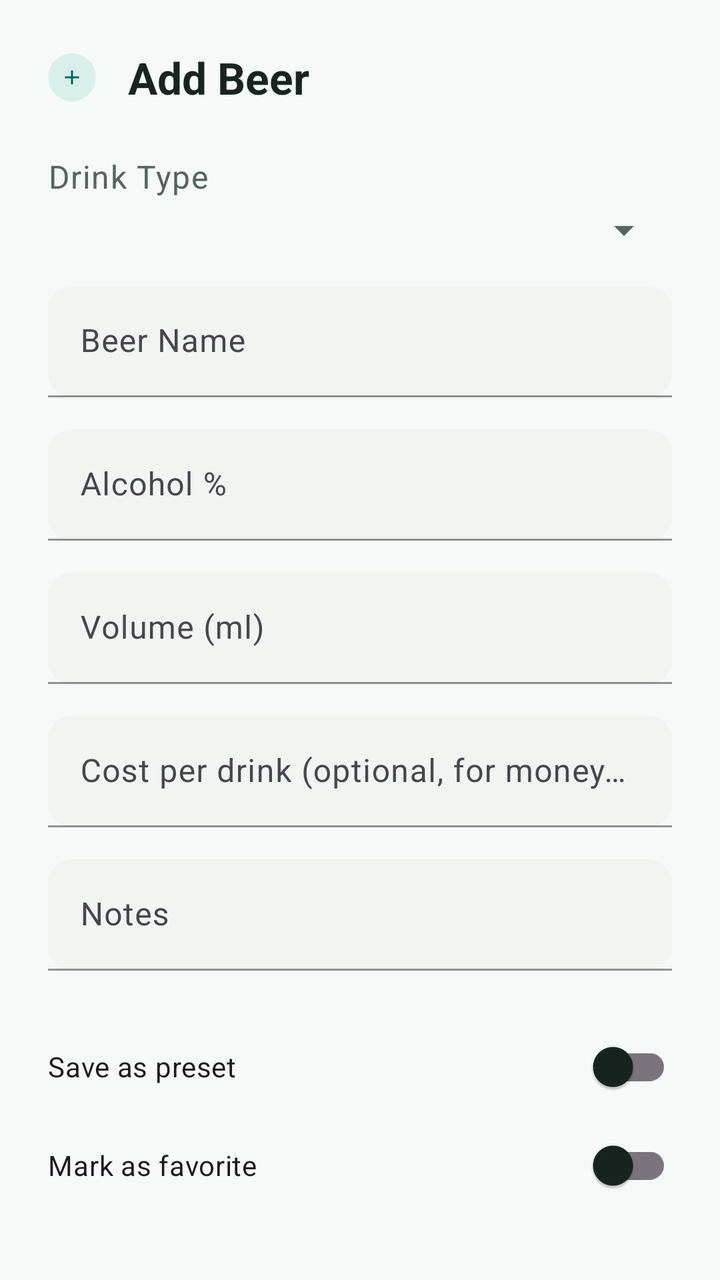
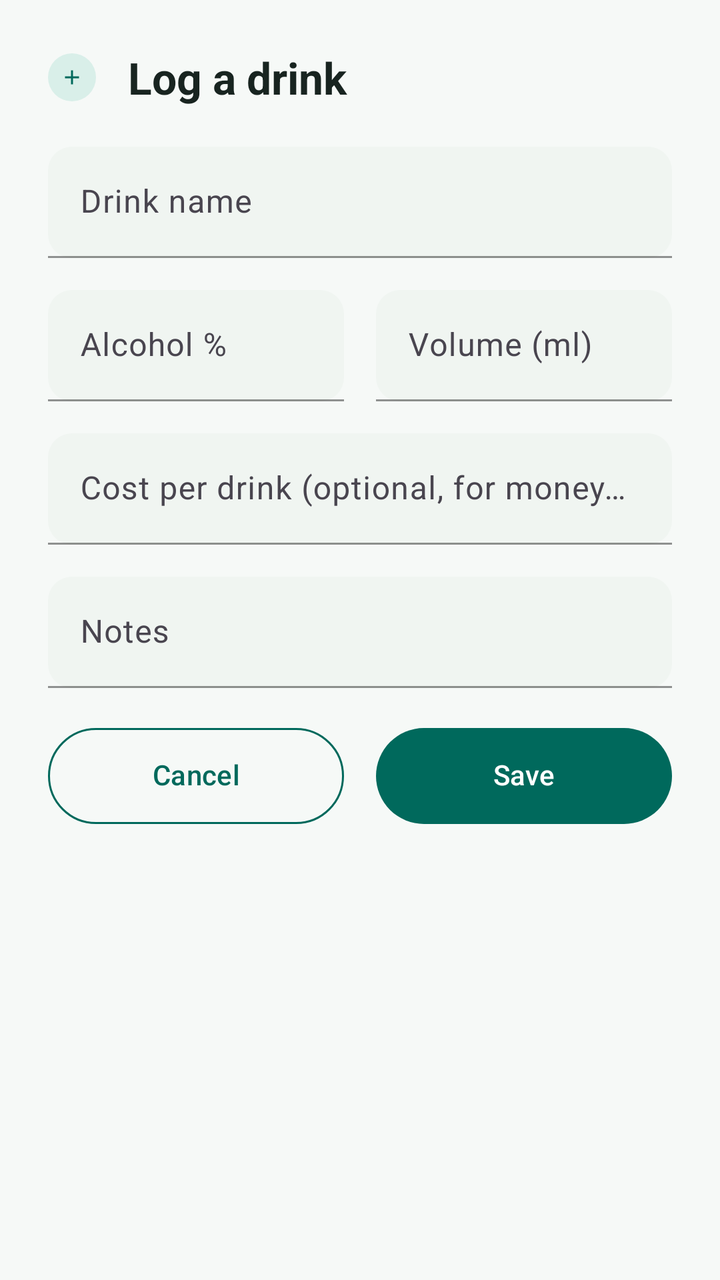

Before-and-after screenshots of an Android layout around one commit, followed by the original layout XML and the change that was made.
<!-- AndroidManifest.xml: application theme Theme.BrewLog -->
<!-- res/layout/dialog_add_beer.xml -->
<?xml version="1.0" encoding="utf-8"?>
<LinearLayout xmlns:android="http://schemas.android.com/apk/res/android"
    xmlns:app="http://schemas.android.com/apk/res-auto"
    android:layout_width="match_parent"
    android:layout_height="wrap_content"
    android:background="@color/background"
    android:orientation="vertical"
    android:padding="24dp">

    
    <LinearLayout
        android:layout_width="match_parent"
        android:layout_height="wrap_content"
        android:layout_marginBottom="24dp"
        android:gravity="center_vertical"
        android:orientation="horizontal">

        <ImageView
            android:layout_width="24dp"
            android:layout_height="24dp"
            android:layout_marginEnd="16dp"
            android:background="@drawable/ic_circle_background"
            android:padding="6dp"
            android:src="@drawable/ic_add"
            app:tint="@color/brand_primary" />

        <TextView
            android:layout_width="0dp"
            android:layout_height="wrap_content"
            android:layout_weight="1"
            android:text="@string/add_beer"
            android:textAppearance="@style/TextAppearance.BrewLog.Headline"
            android:textColor="@color/text_primary" />

    </LinearLayout>

    
    <TextView
        android:layout_width="wrap_content"
        android:layout_height="wrap_content"
        android:text="Drink Type"
        android:textAppearance="@style/TextAppearance.BrewLog.Body"
        android:textColor="@color/text_secondary"
        android:layout_marginBottom="4dp" />
    <Spinner
        android:id="@+id/spinner_drink_type"
        android:layout_width="match_parent"
        android:layout_height="wrap_content"
        android:layout_marginBottom="16dp" />

    
    <com.google.android.material.textfield.TextInputLayout
        android:layout_width="match_parent"
        android:layout_height="wrap_content"
        android:layout_marginBottom="16dp"
        android:hint="@string/beer_name"
        style="?attr/textInputStyle"
        app:boxBackgroundMode="filled"
        app:boxBackgroundColor="@color/input_background"
        app:hintTextColor="@color/text_hint">

        <com.google.android.material.textfield.TextInputEditText
            android:id="@+id/et_beer_name"
            android:layout_width="match_parent"
            android:layout_height="wrap_content"
            android:inputType="text"
            android:maxLines="1"
            android:textColor="@color/text_on_surface"
            android:textColorHint="@color/text_hint" />

    </com.google.android.material.textfield.TextInputLayout>

    
    <com.google.android.material.textfield.TextInputLayout
        android:layout_width="match_parent"
        android:layout_height="wrap_content"
        android:layout_marginBottom="16dp"
        android:hint="@string/alcohol_percentage"
        app:suffixText="%"
        style="?attr/textInputStyle"
        app:boxBackgroundMode="filled"
        app:boxBackgroundColor="@color/input_background"
        app:hintTextColor="@color/text_hint">

        <com.google.android.material.textfield.TextInputEditText
            android:id="@+id/et_alcohol_percentage"
            android:layout_width="match_parent"
            android:layout_height="wrap_content"
            android:inputType="numberDecimal"
            android:maxLines="1"
            android:textColor="@color/text_on_surface"
            android:textColorHint="@color/text_hint" />

    </com.google.android.material.textfield.TextInputLayout>

    
    <com.google.android.material.textfield.TextInputLayout
        android:layout_width="match_parent"
        android:layout_height="wrap_content"
        android:layout_marginBottom="16dp"
        android:hint="@string/volume_ml"
        app:suffixText="ml"
        style="?attr/textInputStyle"
        app:boxBackgroundMode="filled"
        app:boxBackgroundColor="@color/input_background"
        app:hintTextColor="@color/text_hint">

        <com.google.android.material.textfield.TextInputEditText
            android:id="@+id/et_volume_ml"
            android:layout_width="match_parent"
            android:layout_height="wrap_content"
            android:inputType="numberDecimal"
            android:maxLines="1"
            android:textColor="@color/text_on_surface"
            android:textColorHint="@color/text_hint" />

    </com.google.android.material.textfield.TextInputLayout>

    
    <com.google.android.material.textfield.TextInputLayout
        android:layout_width="match_parent"
        android:layout_height="wrap_content"
        android:layout_marginBottom="16dp"
        android:hint="@string/drink_cost_hint"
        style="?attr/textInputStyle"
        app:boxBackgroundMode="filled"
        app:boxBackgroundColor="@color/input_background"
        app:hintTextColor="@color/text_hint">

        <com.google.android.material.textfield.TextInputEditText
            android:id="@+id/et_cost"
            android:layout_width="match_parent"
            android:layout_height="wrap_content"
            android:inputType="numberDecimal"
            android:maxLines="1"
            android:textColor="@color/text_on_surface"
            android:textColorHint="@color/text_hint" />

    </com.google.android.material.textfield.TextInputLayout>

    
    <com.google.android.material.textfield.TextInputLayout
        android:layout_width="match_parent"
        android:layout_height="wrap_content"
        android:layout_marginBottom="24dp"
        android:hint="@string/notes"
        style="?attr/textInputStyle"
        app:boxBackgroundMode="filled"
        app:boxBackgroundColor="@color/input_background"
        app:hintTextColor="@color/text_hint">

        <com.google.android.material.textfield.TextInputEditText
            android:id="@+id/et_notes"
            android:layout_width="match_parent"
            android:layout_height="wrap_content"
            android:inputType="textMultiLine"
            android:maxLines="3"
            android:textColor="@color/text_on_surface"
            android:textColorHint="@color/text_hint" />

    </com.google.android.material.textfield.TextInputLayout>

    
    <com.google.android.material.switchmaterial.SwitchMaterial
        android:id="@+id/switch_save_preset"
        android:layout_width="match_parent"
        android:layout_height="wrap_content"
        android:layout_marginBottom="8dp"
        android:text="Save as preset" />

    <com.google.android.material.switchmaterial.SwitchMaterial
        android:id="@+id/switch_favorite"
        android:layout_width="match_parent"
        android:layout_height="wrap_content"
        android:layout_marginBottom="16dp"
        android:text="Mark as favorite" />

    
    <LinearLayout
        android:layout_width="match_parent"
        android:layout_height="wrap_content"
        android:orientation="horizontal">

        <com.google.android.material.button.MaterialButton
            android:id="@+id/btn_cancel"
            android:layout_width="0dp"
            android:layout_height="56dp"
            android:layout_marginEnd="8dp"
            android:layout_weight="1"
            android:text="@string/cancel"
            style="@style/Widget.BrewLog.Button.Outlined" />

        <com.google.android.material.button.MaterialButton
            android:id="@+id/btn_save"
            android:layout_width="0dp"
            android:layout_height="56dp"
            android:layout_marginStart="8dp"
            android:layout_weight="1"
            android:text="@string/save"
            style="@style/Widget.BrewLog.Button" />

    </LinearLayout>

</LinearLayout>
<!-- resources referenced by this layout -->
<resources>
  <color name="background">#F6F9F7</color>
  <color name="brand_primary">#00695C</color>
  <color name="input_background">#F0F5F1</color>
  <color name="text_hint">#93A39B</color>
  <color name="text_on_surface">#182420</color>
  <color name="text_primary">#182420</color>
  <color name="text_secondary">#54655E</color>
  <!-- drawable ic_add (drawable) -->
  <vector xmlns:android="http://schemas.android.com/apk/res/android"
      android:width="24dp"
      android:height="24dp"
      android:viewportWidth="24"
      android:viewportHeight="24"
      android:tint="?attr/colorControlNormal">
      <path
          android:fillColor="@android:color/white"
          android:pathData="M19,13h-6v6h-2v-6H5v-2h6V5h2v6h6v2z" />
  </vector>
  <!-- drawable ic_circle_background (drawable) -->
  <?xml version="1.0" encoding="utf-8"?>
  <shape xmlns:android="http://schemas.android.com/apk/res/android"
      android:shape="oval">
      <solid android:color="@color/brand_primary_container" />
      <size
          android:width="40dp"
          android:height="40dp" />
  </shape>
  <string name="add_beer">Add Beer</string>
  <string name="alcohol_percentage">Alcohol %</string>
  <string name="beer_name">Beer Name</string>
  <string name="cancel">Cancel</string>
  <string name="drink_cost_hint">Cost per drink (optional, for money saved)</string>
  <string name="notes">Notes</string>
  <string name="save">Save</string>
  <string name="volume_ml">Volume (ml)</string>
  <style name="TextAppearance.BrewLog.Body" parent="TextAppearance.Material3.BodyLarge">
          <item name="android:textColor">@color/text_secondary</item>
          <item name="android:textSize">16sp</item>
      </style>
  <style name="TextAppearance.BrewLog.Headline" parent="TextAppearance.Material3.HeadlineMedium">
          <item name="android:textColor">@color/text_primary</item>
          <item name="android:textSize">22sp</item>
          <item name="android:textStyle">bold</item>
      </style>
  <color name="brand_primary_container">#D9EFE9</color>
  <color name="text_on_primary">#FFFFFF</color>
  <color name="brand_primary_dark">#00453B</color>
  <color name="brand_secondary">#C89B6C</color>
  <color name="brand_secondary_dark">#A87F50</color>
  <color name="black">#000000</color>
  <color name="surface">#FFFFFF</color>
  <color name="surface_variant">#ECF2EE</color>
  <color name="error">#C62828</color>
  <color name="card_background">#FFFFFF</color>
  <style name="Widget.BrewLog.TextInputLayout.OutlinedBox" parent="Widget.Material3.TextInputLayout.OutlinedBox">
          <item name="boxBackgroundMode">filled</item>
          <item name="boxBackgroundColor">@color/input_background</item>
          <item name="boxCornerRadiusBottomEnd">12dp</item>
          <item name="boxCornerRadiusBottomStart">12dp</item>
          <item name="boxCornerRadiusTopEnd">12dp</item>
          <item name="boxCornerRadiusTopStart">12dp</item>
          <item name="boxStrokeColor">@color/brand_primary</item>
          <item name="hintTextColor">@color/brand_primary</item>
      </style>
  <!-- unchanged entries left out for length: 3 -->
</resources>

<!-- the commit's change to res/layout/dialog_add_beer.xml (unified diff, before → after) -->
@@ -1,204 +1,233 @@
 <?xml version="1.0" encoding="utf-8"?>
-<LinearLayout xmlns:android="http://schemas.android.com/apk/res/android"
+<ScrollView xmlns:android="http://schemas.android.com/apk/res/android"
     xmlns:app="http://schemas.android.com/apk/res-auto"
     android:layout_width="match_parent"
     android:layout_height="wrap_content"
     android:background="@color/background"
-    android:orientation="vertical"
-    android:padding="24dp">
-
-    
+    android:fillViewport="true">
+
     <LinearLayout
         android:layout_width="match_parent"
         android:layout_height="wrap_content"
-        android:layout_marginBottom="24dp"
-        android:gravity="center_vertical"
-        android:orientation="horizontal">
-
-        <ImageView
-            android:layout_width="24dp"
-            android:layout_height="24dp"
-            android:layout_marginEnd="16dp"
-            android:background="@drawable/ic_circle_background"
-            android:padding="6dp"
-            android:src="@drawable/ic_add"
-            app:tint="@color/brand_primary" />
-
-        <TextView
-            android:layout_width="0dp"
-            android:layout_height="wrap_content"
-            android:layout_weight="1"
-            android:text="@string/add_beer"
-            android:textAppearance="@style/TextAppearance.BrewLog.Headline"
-            android:textColor="@color/text_primary" />
+        android:orientation="vertical"
+        android:padding="24dp">
+
+        
+        <LinearLayout
+            android:layout_width="match_parent"
+            android:layout_height="wrap_content"
+            android:layout_marginBottom="20dp"
+            android:gravity="center_vertical"
+            android:orientation="horizontal">
+
+            <ImageView
+                android:layout_width="24dp"
+                android:layout_height="24dp"
+                android:layout_marginEnd="16dp"
+                android:background="@drawable/ic_circle_background"
+                android:padding="6dp"
+                android:src="@drawable/ic_add"
+                app:tint="@color/brand_primary" />
+
+            <TextView
+                android:id="@+id/tv_dialog_title"
+                android:layout_width="0dp"
+                android:layout_height="wrap_content"
+                android:layout_weight="1"
+                android:text="@string/add_beer"
+                android:textAppearance="@style/TextAppearance.BrewLog.Headline"
+                android:textColor="@color/text_primary" />
+
+        </LinearLayout>
+
+        
+        <com.google.android.material.button.MaterialButton
+            android:id="@+id/btn_choose_drink"
+            android:layout_width="match_parent"
+            android:layout_height="wrap_content"
+            android:layout_marginBottom="16dp"
+            android:visibility="gone"
+            android:text="@string/choose_from_drinks"
+            app:icon="@drawable/ic_star"
+            app:iconGravity="textStart"
+            style="@style/Widget.BrewLog.Button.Outlined" />
+
+        
+        <com.google.android.material.button.MaterialButton
+            android:id="@+id/btn_change_date"
+            android:layout_width="match_parent"
+            android:layout_height="wrap_content"
+            android:layout_marginBottom="16dp"
+            android:visibility="gone"
+            android:text="@string/change_date"
+            app:icon="@drawable/ic_nav_calendar"
+            app:iconGravity="textStart"
+            style="@style/Widget.BrewLog.Button.Outlined" />
+
+        
+        <com.google.android.material.textfield.TextInputLayout
+            android:layout_width="match_parent"
+            android:layout_height="wrap_content"
+            android:layout_marginBottom="16dp"
+            android:hint="@string/beer_name"
+            style="?attr/textInputStyle"
+            app:boxBackgroundMode="filled"
+            app:boxBackgroundColor="@color/input_background"
+            app:hintTextColor="@color/text_hint">
+
+            <com.google.android.material.textfield.TextInputEditText
+                android:id="@+id/et_beer_name"
+                android:layout_width="match_parent"
+                android:layout_height="wrap_content"
+                android:inputType="text"
+                android:maxLines="1"
+                android:textColor="@color/text_on_surface"
+                android:textColorHint="@color/text_hint" />
+
+        </com.google.android.material.textfield.TextInputLayout>
+
+        
+        <LinearLayout
+            android:layout_width="match_parent"
+            android:layout_height="wrap_content"
+            android:layout_marginBottom="16dp"
+            android:orientation="horizontal">
+
+            <com.google.android.material.textfield.TextInputLayout
+                android:layout_width="0dp"
+                android:layout_height="wrap_content"
+                android:layout_weight="1"
+                android:layout_marginEnd="8dp"
+                android:hint="@string/alcohol_percentage"
+                app:suffixText="%"
+                style="?attr/textInputStyle"
+                app:boxBackgroundMode="filled"
+                app:boxBackgroundColor="@color/input_background"
+                app:hintTextColor="@color/text_hint">
+
+                <com.google.android.material.textfield.TextInputEditText
+                    android:id="@+id/et_alcohol_percentage"
+                    android:layout_width="match_parent"
+                    android:layout_height="wrap_content"
+                    android:inputType="numberDecimal"
+                    android:maxLines="1"
+                    android:textColor="@color/text_on_surface"
+                    android:textColorHint="@color/text_hint" />
+
+            </com.google.android.material.textfield.TextInputLayout>
+
+            <com.google.android.material.textfield.TextInputLayout
+                android:layout_width="0dp"
+                android:layout_height="wrap_content"
+                android:layout_weight="1"
+                android:layout_marginStart="8dp"
+                android:hint="@string/volume_ml"
+                app:suffixText="ml"
+                style="?attr/textInputStyle"
+                app:boxBackgroundMode="filled"
+                app:boxBackgroundColor="@color/input_background"
+                app:hintTextColor="@color/text_hint">
+
+                <com.google.android.material.textfield.TextInputEditText
+                    android:id="@+id/et_volume_ml"
+                    android:layout_width="match_parent"
+                    android:layout_height="wrap_content"
+                    android:inputType="numberDecimal"
+                    android:maxLines="1"
+                    android:textColor="@color/text_on_surface"
+                    android:textColorHint="@color/text_hint" />
+
+            </com.google.android.material.textfield.TextInputLayout>
+
+        </LinearLayout>
+
+        
+        <com.google.android.material.textfield.TextInputLayout
+            android:layout_width="match_parent"
+            android:layout_height="wrap_content"
+            android:layout_marginBottom="16dp"
+            android:hint="@string/drink_cost_hint"
+            style="?attr/textInputStyle"
+            app:boxBackgroundMode="filled"
+            app:boxBackgroundColor="@color/input_background"
+            app:hintTextColor="@color/text_hint">
+
+            <com.google.android.material.textfield.TextInputEditText
+                android:id="@+id/et_cost"
+                android:layout_width="match_parent"
+                android:layout_height="wrap_content"
+                android:inputType="numberDecimal"
+                android:maxLines="1"
+                android:textColor="@color/text_on_surface"
+                android:textColorHint="@color/text_hint" />
+
+        </com.google.android.material.textfield.TextInputLayout>
+
+        
+        <com.google.android.material.textfield.TextInputLayout
+            android:layout_width="match_parent"
+            android:layout_height="wrap_content"
+            android:layout_marginBottom="16dp"
+            android:hint="@string/notes"
+            style="?attr/textInputStyle"
+            app:boxBackgroundMode="filled"
+            app:boxBackgroundColor="@color/input_background"
+            app:hintTextColor="@color/text_hint">
+
+            <com.google.android.material.textfield.TextInputEditText
+                android:id="@+id/et_notes"
+                android:layout_width="match_parent"
+                android:layout_height="wrap_content"
+                android:inputType="textMultiLine"
+                android:maxLines="3"
+                android:textColor="@color/text_on_surface"
+                android:textColorHint="@color/text_hint" />
+
+        </com.google.android.material.textfield.TextInputLayout>
+
+        
+        <com.google.android.material.switchmaterial.SwitchMaterial
+            android:id="@+id/switch_save_preset"
+            android:layout_width="match_parent"
+            android:layout_height="wrap_content"
+            android:layout_marginBottom="8dp"
+            android:visibility="gone"
+            android:text="@string/save_as_preset" />
+
+        <com.google.android.material.switchmaterial.SwitchMaterial
+            android:id="@+id/switch_favorite"
+            android:layout_width="match_parent"
+            android:layout_height="wrap_content"
+            android:layout_marginBottom="20dp"
+            android:visibility="gone"
+            android:text="@string/mark_as_favorite" />
+
+        
+        <LinearLayout
+            android:layout_width="match_parent"
+            android:layout_height="wrap_content"
+            android:orientation="horizontal">
+
+            <com.google.android.material.button.MaterialButton
+                android:id="@+id/btn_cancel"
+                android:layout_width="0dp"
+                android:layout_height="56dp"
+                android:layout_marginEnd="8dp"
+                android:layout_weight="1"
+                android:text="@string/cancel"
+                style="@style/Widget.BrewLog.Button.Outlined" />
+
+            <com.google.android.material.button.MaterialButton
+                android:id="@+id/btn_save"
+                android:layout_width="0dp"
+                android:layout_height="56dp"
+                android:layout_marginStart="8dp"
+                android:layout_weight="1"
+                android:text="@string/save"
+                style="@style/Widget.BrewLog.Button" />
+
+        </LinearLayout>
 
     </LinearLayout>
 
-    
-    <TextView
-        android:layout_width="wrap_content"
-        android:layout_height="wrap_content"
-        android:text="Drink Type"
-        android:textAppearance="@style/TextAppearance.BrewLog.Body"
-        android:textColor="@color/text_secondary"
-        android:layout_marginBottom="4dp" />
-    <Spinner
-        android:id="@+id/spinner_drink_type"
-        android:layout_width="match_parent"
-        android:layout_height="wrap_content"
-        android:layout_marginBottom="16dp" />
-
-    
-    <com.google.android.material.textfield.TextInputLayout
-        android:layout_width="match_parent"
-        android:layout_height="wrap_content"
-        android:layout_marginBottom="16dp"
-        android:hint="@string/beer_name"
-        style="?attr/textInputStyle"
-        app:boxBackgroundMode="filled"
-        app:boxBackgroundColor="@color/input_background"
-        app:hintTextColor="@color/text_hint">
-
-        <com.google.android.material.textfield.TextInputEditText
-            android:id="@+id/et_beer_name"
-            android:layout_width="match_parent"
-            android:layout_height="wrap_content"
-            android:inputType="text"
-            android:maxLines="1"
-            android:textColor="@color/text_on_surface"
-            android:textColorHint="@color/text_hint" />
-
-    </com.google.android.material.textfield.TextInputLayout>
-
-    
-    <com.google.android.material.textfield.TextInputLayout
-        android:layout_width="match_parent"
-        android:layout_height="wrap_content"
-        android:layout_marginBottom="16dp"
-        android:hint="@string/alcohol_percentage"
-        app:suffixText="%"
-        style="?attr/textInputStyle"
-        app:boxBackgroundMode="filled"
-        app:boxBackgroundColor="@color/input_background"
-        app:hintTextColor="@color/text_hint">
-
-        <com.google.android.material.textfield.TextInputEditText
-            android:id="@+id/et_alcohol_percentage"
-            android:layout_width="match_parent"
-            android:layout_height="wrap_content"
-            android:inputType="numberDecimal"
-            android:maxLines="1"
-            android:textColor="@color/text_on_surface"
-            android:textColorHint="@color/text_hint" />
-
-    </com.google.android.material.textfield.TextInputLayout>
-
-    
-    <com.google.android.material.textfield.TextInputLayout
-        android:layout_width="match_parent"
-        android:layout_height="wrap_content"
-        android:layout_marginBottom="16dp"
-        android:hint="@string/volume_ml"
-        app:suffixText="ml"
-        style="?attr/textInputStyle"
-        app:boxBackgroundMode="filled"
-        app:boxBackgroundColor="@color/input_background"
-        app:hintTextColor="@color/text_hint">
-
-        <com.google.android.material.textfield.TextInputEditText
-            android:id="@+id/et_volume_ml"
-            android:layout_width="match_parent"
-            android:layout_height="wrap_content"
-            android:inputType="numberDecimal"
-            android:maxLines="1"
-            android:textColor="@color/text_on_surface"
-            android:textColorHint="@color/text_hint" />
-
-    </com.google.android.material.textfield.TextInputLayout>
-
-    
-    <com.google.android.material.textfield.TextInputLayout
-        android:layout_width="match_parent"
-        android:layout_height="wrap_content"
-        android:layout_marginBottom="16dp"
-        android:hint="@string/drink_cost_hint"
-        style="?attr/textInputStyle"
-        app:boxBackgroundMode="filled"
-        app:boxBackgroundColor="@color/input_background"
-        app:hintTextColor="@color/text_hint">
-
-        <com.google.android.material.textfield.TextInputEditText
-            android:id="@+id/et_cost"
-            android:layout_width="match_parent"
-            android:layout_height="wrap_content"
-            android:inputType="numberDecimal"
-            android:maxLines="1"
-            android:textColor="@color/text_on_surface"
-            android:textColorHint="@color/text_hint" />
-
-    </com.google.android.material.textfield.TextInputLayout>
-
-    
-    <com.google.android.material.textfield.TextInputLayout
-        android:layout_width="match_parent"
-        android:layout_height="wrap_content"
-        android:layout_marginBottom="24dp"
-        android:hint="@string/notes"
-        style="?attr/textInputStyle"
-        app:boxBackgroundMode="filled"
-        app:boxBackgroundColor="@color/input_background"
-        app:hintTextColor="@color/text_hint">
-
-        <com.google.android.material.textfield.TextInputEditText
-            android:id="@+id/et_notes"
-            android:layout_width="match_parent"
-            android:layout_height="wrap_content"
-            android:inputType="textMultiLine"
-            android:maxLines="3"
-            android:textColor="@color/text_on_surface"
-            android:textColorHint="@color/text_hint" />
-
-    </com.google.android.material.textfield.TextInputLayout>
-
-    
-    <com.google.android.material.switchmaterial.SwitchMaterial
-        android:id="@+id/switch_save_preset"
-        android:layout_width="match_parent"
-        android:layout_height="wrap_content"
-        android:layout_marginBottom="8dp"
-        android:text="Save as preset" />
-
-    <com.google.android.material.switchmaterial.SwitchMaterial
-        android:id="@+id/switch_favorite"
-        android:layout_width="match_parent"
-        android:layout_height="wrap_content"
-        android:layout_marginBottom="16dp"
-        android:text="Mark as favorite" />
-
-    
-    <LinearLayout
-        android:layout_width="match_parent"
-        android:layout_height="wrap_content"
-        android:orientation="horizontal">
-
-        <com.google.android.material.button.MaterialButton
-            android:id="@+id/btn_cancel"
-            android:layout_width="0dp"
-            android:layout_height="56dp"
-            android:layout_marginEnd="8dp"
-            android:layout_weight="1"
-            android:text="@string/cancel"
-            style="@style/Widget.BrewLog.Button.Outlined" />
-
-        <com.google.android.material.button.MaterialButton
-            android:id="@+id/btn_save"
-            android:layout_width="0dp"
-            android:layout_height="56dp"
-            android:layout_marginStart="8dp"
-            android:layout_weight="1"
-            android:text="@string/save"
-            style="@style/Widget.BrewLog.Button" />
-
-    </LinearLayout>
-
-</LinearLayout>
+</ScrollView>
<!-- resource entries referenced after the edit -->
@@ -27,18 +27,40 @@
           android:width="40dp"
           android:height="40dp" />
   </shape>
-  <string name="add_beer">Add Beer</string>
+  <!-- drawable ic_nav_calendar (drawable) -->
+  <vector xmlns:android="http://schemas.android.com/apk/res/android"
+      android:width="24dp"
+      android:height="24dp"
+      android:viewportWidth="24"
+      android:viewportHeight="24"
+      android:tint="?attr/colorControlNormal">
+      <path
+          android:fillColor="@android:color/white"
+          android:pathData="M20,3h-1V1h-2v2H7V1H5v2H4C2.9,3 2,3.9 2,5v16c0,1.1 0.9,2 2,2h16c1.1,0 2,-0.9 2,-2V5C22,3.9 21.1,3 20,3zM20,21H4V8h16V21z" />
+  </vector>
+  <!-- drawable ic_star (drawable) -->
+  <vector xmlns:android="http://schemas.android.com/apk/res/android"
+      android:width="24dp"
+      android:height="24dp"
+      android:viewportWidth="24"
+      android:viewportHeight="24"
+      android:tint="?attr/colorControlNormal">
+      <path
+          android:fillColor="@android:color/white"
+          android:pathData="M12,17.27L18.18,21l-1.64,-7.03L22,9.24l-7.19,-0.61L12,2 9.19,8.63 2,9.24l5.46,4.73L5.82,21z" />
+  </vector>
+  <string name="add_beer">Log a drink</string>
   <string name="alcohol_percentage">Alcohol %</string>
-  <string name="beer_name">Beer Name</string>
+  <string name="beer_name">Drink name</string>
   <string name="cancel">Cancel</string>
+  <string name="change_date">Change date</string>
+  <string name="choose_from_drinks">Choose from your drinks</string>
   <string name="drink_cost_hint">Cost per drink (optional, for money saved)</string>
+  <string name="mark_as_favorite">Mark as favorite</string>
   <string name="notes">Notes</string>
   <string name="save">Save</string>
+  <string name="save_as_preset">Save as one of my drinks</string>
   <string name="volume_ml">Volume (ml)</string>
-  <style name="TextAppearance.BrewLog.Body" parent="TextAppearance.Material3.BodyLarge">
-          <item name="android:textColor">@color/text_secondary</item>
-          <item name="android:textSize">16sp</item>
-      </style>
   <style name="TextAppearance.BrewLog.Headline" parent="TextAppearance.Material3.HeadlineMedium">
           <item name="android:textColor">@color/text_primary</item>
           <item name="android:textSize">22sp</item>
